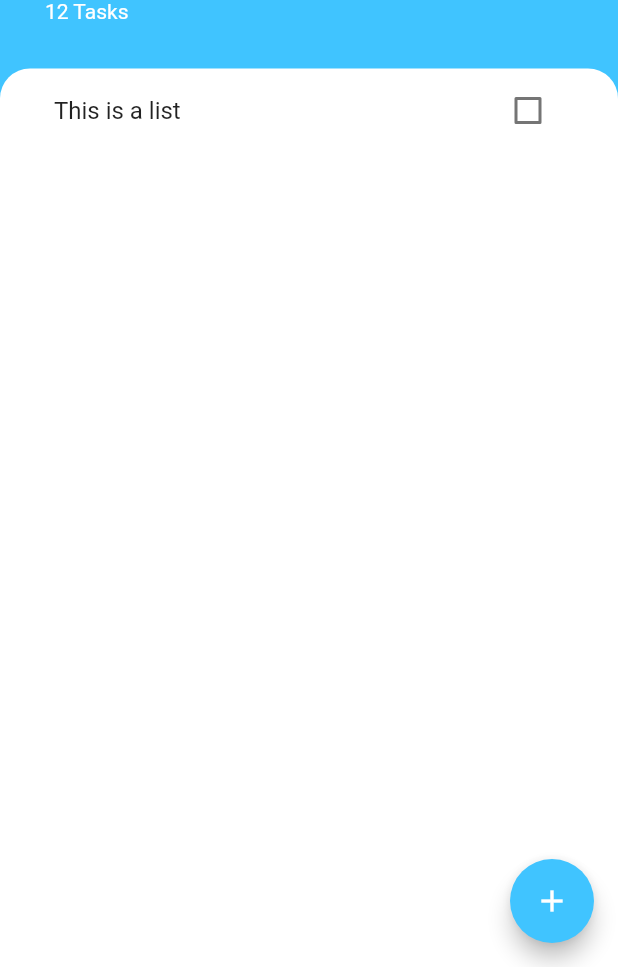
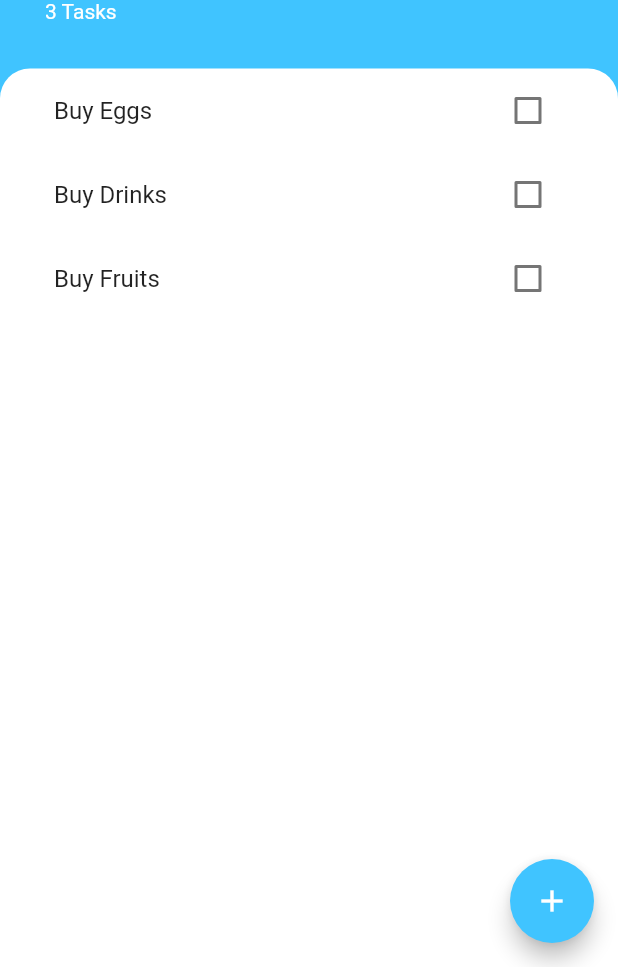
Before and after one commit to migol06/State-Management-Provider, a Flutter app: the screen it shows after launch, on a phone screen of 412 x 824 dp, the part 269-1236 px from its top. Run offline on Flutter 3.47's test engine with Material 2 defaults, Android fonts, the phone set to English and light mode, and no system bars.

```diff
--- /dev/null
+++ b/lib/model/task.dart
@@ -0,0 +1,13 @@
+class Task {
+  final String desc;
+  bool? isChecked;
+
+  Task({
+    required this.desc,
+    this.isChecked = false,
+  });
+
+  void toggleDone() {
+    isChecked = !isChecked!;
+  }
+}
--- /dev/null
+++ b/lib/model/task_data.dart
@@ -0,0 +1,14 @@
+import 'package:flutter/cupertino.dart';
+
+import 'task.dart';
+
+class TaskDataModel extends ChangeNotifier {
+  List<Task> task = [
+    Task(desc: 'Buy Eggs'),
+    Task(desc: 'Buy Drinks'),
+    Task(desc: 'Buy Fruits'),
+  ];
+  void addTask(String data) {
+    task.add(Task(desc: data));
+  }
+}
--- a/lib/screens/home_screen.dart
+++ b/lib/screens/home_screen.dart
@@ -1,4 +1,5 @@
 import 'package:flutter/material.dart';
+import 'package:todoey/model/task.dart';
 
 import '../widgets/widgets.dart';
 
@@ -11,6 +12,12 @@ class MyHomePage extends StatefulWidget {
 
 class _MyHomePageState extends State<MyHomePage> {
   final textFieldController = TextEditingController();
+
+  List<Task> task = [
+    Task(desc: 'Buy Eggs'),
+    Task(desc: 'Buy Drinks'),
+    Task(desc: 'Buy Fruits'),
+  ];
 
   Future getBottomSheet(BuildContext context) {
     return showModalBottomSheet(
@@ -38,7 +45,16 @@ class _MyHomePageState extends State<MyHomePage> {
                   textAlign: TextAlign.center,
                 ),
                 ElevatedButton(
-                    onPressed: () {},
+                    onPressed: () {
+                      // TaskData().task.add(Task(desc: textFieldController.text));
+                      setState(() {
+                        // taskData.task.add(Task(desc: textFieldController.text));
+                        task.add(Task(desc: textFieldController.text));
+                      });
+
+                      Navigator.pop(context);
+                      textFieldController.clear();
+                    },
                     child: const Text(
                       'Add',
                       style: TextStyle(color: Colors.white),
@@ -70,8 +86,12 @@ class _MyHomePageState extends State<MyHomePage> {
                 const EdgeInsets.only(top: 60, left: 30, right: 30, bottom: 30),
             child: Column(
               crossAxisAlignment: CrossAxisAlignment.start,
-              children: const [
-                CircleAvatar(
+              children: [
+                GestureDetector(
+                  onTap: () {
+                    print(task.length);
+                  },
+                  child: const CircleAvatar(
                     child: Icon(
                       Icons.list,
                       size: 30,
@@ -80,7 +100,8 @@ class _MyHomePageState extends State<MyHomePage> {
                     backgroundColor: Colors.white,
                     radius: 30,
                   ),
-                Text(
+                ),
+                const Text(
                   'Todoey',
                   style: TextStyle(
                       color: Colors.white,
@@ -88,8 +109,8 @@ class _MyHomePageState extends State<MyHomePage> {
                       fontWeight: FontWeight.bold),
                 ),
                 Text(
-                  '12 Tasks',
-                  style: TextStyle(color: Colors.white),
+                  '${task.length} Tasks',
+                  style: const TextStyle(color: Colors.white),
                 ),
               ],
             ),
@@ -97,7 +118,7 @@ class _MyHomePageState extends State<MyHomePage> {
           Expanded(
             child: Container(
               padding: const EdgeInsets.symmetric(horizontal: 20.0),
-              child: const TileList(),
+              child: TileList(tasks: task),
               decoration: const BoxDecoration(
                   color: Colors.white,
                   borderRadius: BorderRadius.only(
--- a/lib/widgets/task_list.dart
+++ b/lib/widgets/task_list.dart
@@ -1,14 +1,37 @@
 import 'package:flutter/material.dart';
+import 'package:todoey/model/task.dart';
 
 import 'widgets.dart';
 
-class TileList extends StatelessWidget {
+class TileList extends StatefulWidget {
   const TileList({
     Key? key,
+    this.tasks,
   }) : super(key: key);
 
+  final List<Task>? tasks;
+
+  // const TileList(this.tasks);
+
+  @override
+  State<TileList> createState() => _TileListState();
+}
+
+class _TileListState extends State<TileList> {
   @override
   Widget build(BuildContext context) {
-    return ListView(children: [TaskTile()]);
+    return ListView.builder(
+      itemBuilder: (context, index) {
+        return TaskTile(
+            desc: widget.tasks![index].desc,
+            isChecked: widget.tasks![index].isChecked!,
+            onChanged: (bool? done) {
+              setState(() {
+                widget.tasks![index].toggleDone();
+              });
+            });
+      },
+      itemCount: widget.tasks!.length,
+    );
   }
 }
--- a/lib/widgets/task_tile.dart
+++ b/lib/widgets/task_tile.dart
@@ -3,15 +3,27 @@ import 'package:flutter/material.dart';
 class TaskTile extends StatelessWidget {
   const TaskTile({
     Key? key,
+    required this.desc,
+    required this.isChecked,
+    required this.onChanged,
   }) : super(key: key);
+
+  final String desc;
+  final bool isChecked;
+  final Function(bool?) onChanged;
 
   @override
   Widget build(BuildContext context) {
     return ListTile(
-      title: Text('This is a list'),
+      title: Text(
+        desc,
+        style: TextStyle(
+            decoration:
+                isChecked ? TextDecoration.lineThrough : TextDecoration.none),
+      ),
       trailing: Checkbox(
-        value: false,
-        onChanged: (bool? value) {},
+        value: isChecked,
+        onChanged: onChanged,
       ),
     );
   }
```
Also changed, not shown: pubspec.yaml (+4 -12 lines), pubspec.lock. Lines whose indentation alone changed are shown as unchanged.
